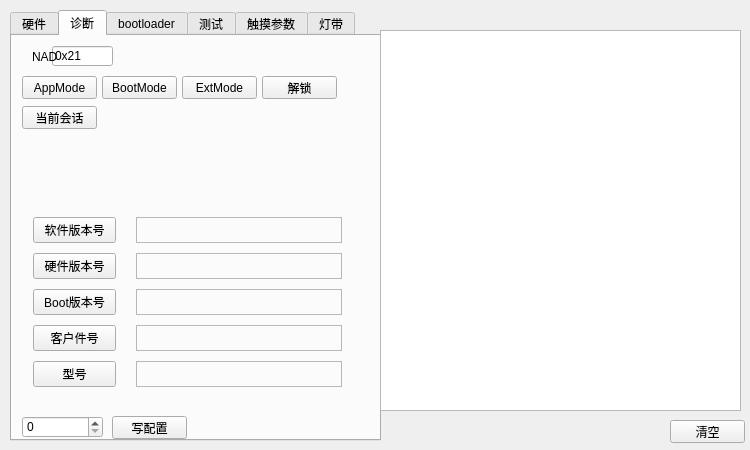
First picture: the form in PLinBootloader.ui, repository sunbeam0529/PLinBootloader, before the edit.
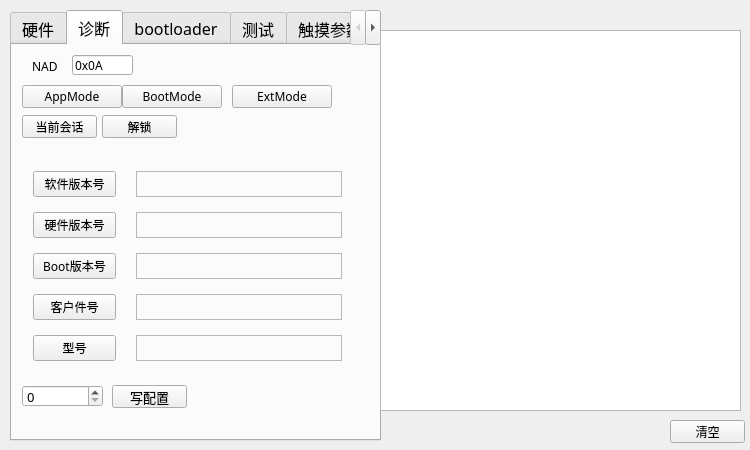
Second picture: the form after the edit. The open tabs and pages were chosen to show the change. Icons and pictures are not drawn. Custom widgets are drawn as their Qt base class.

Diff of the .ui file:
```diff
--- a/PLinBootloader.ui
+++ b/PLinBootloader.ui
@@ -48,6 +48,12 @@
       <height>431</height>
      </rect>
     </property>
+    <property name="font">
+     <font>
+      <family>微软雅黑</family>
+      <pointsize>12</pointsize>
+     </font>
+    </property>
     <property name="currentIndex">
      <number>0</number>
     </property>
@@ -188,12 +194,17 @@
      <widget class="QPushButton" name="btn_BootMode">
       <property name="geometry">
        <rect>
-        <x>90</x>
+        <x>110</x>
         <y>40</y>
-        <width>75</width>
+        <width>100</width>
         <height>23</height>
        </rect>
       </property>
+      <property name="font">
+       <font>
+        <pointsize>9</pointsize>
+       </font>
+      </property>
       <property name="text">
        <string>BootMode</string>
       </property>
@@ -203,10 +214,15 @@
        <rect>
         <x>10</x>
         <y>40</y>
-        <width>75</width>
+        <width>100</width>
         <height>23</height>
        </rect>
       </property>
+      <property name="font">
+       <font>
+        <pointsize>9</pointsize>
+       </font>
+      </property>
       <property name="text">
        <string>AppMode</string>
       </property>
@@ -214,12 +230,17 @@
      <widget class="QPushButton" name="bnt_Unlock">
       <property name="geometry">
        <rect>
-        <x>250</x>
-        <y>40</y>
+        <x>90</x>
+        <y>70</y>
         <width>75</width>
         <height>23</height>
        </rect>
       </property>
+      <property name="font">
+       <font>
+        <pointsize>9</pointsize>
+       </font>
+      </property>
       <property name="text">
        <string>解锁</string>
       </property>
@@ -228,9 +249,9 @@
       <property name="geometry">
        <rect>
         <x>10</x>
-        <y>170</y>
+        <y>110</y>
         <width>331</width>
-        <height>197</height>
+        <height>222</height>
        </rect>
       </property>
       <layout class="QGridLayout" name="gridLayout_3" columnstretch="2,5">
@@ -242,6 +263,11 @@
        </property>
        <item row="0" column="0">
         <widget class="QPushButton" name="btnDID_ReadSW">
+         <property name="font">
+          <font>
+           <pointsize>9</pointsize>
+          </font>
+         </property>
          <property name="text">
           <string>软件版本号</string>
          </property>
@@ -249,6 +275,11 @@
        </item>
        <item row="2" column="0">
         <widget class="QPushButton" name="btnDID_ReadBoot">
+         <property name="font">
+          <font>
+           <pointsize>9</pointsize>
+          </font>
+         </property>
          <property name="text">
           <string>Boot版本号</string>
          </property>
@@ -256,6 +287,11 @@
        </item>
        <item row="1" column="0">
         <widget class="QPushButton" name="btnDID_ReadHW">
+         <property name="font">
+          <font>
+           <pointsize>9</pointsize>
+          </font>
+         </property>
          <property name="text">
           <string>硬件版本号</string>
          </property>
@@ -272,7 +308,7 @@
          <property name="font">
           <font>
            <family>微软雅黑</family>
-           <pointsize>12</pointsize>
+           <pointsize>9</pointsize>
            <weight>50</weight>
            <bold>false</bold>
           </font>
@@ -296,7 +332,7 @@
          <property name="font">
           <font>
            <family>微软雅黑</family>
-           <pointsize>12</pointsize>
+           <pointsize>9</pointsize>
            <weight>50</weight>
            <bold>false</bold>
           </font>
@@ -320,7 +356,7 @@
          <property name="font">
           <font>
            <family>微软雅黑</family>
-           <pointsize>12</pointsize>
+           <pointsize>9</pointsize>
            <weight>50</weight>
            <bold>false</bold>
           </font>
@@ -350,7 +386,7 @@
          <property name="font">
           <font>
            <family>微软雅黑</family>
-           <pointsize>12</pointsize>
+           <pointsize>9</pointsize>
            <weight>50</weight>
            <bold>false</bold>
           </font>
@@ -365,6 +401,11 @@
        </item>
        <item row="4" column="0">
         <widget class="QPushButton" name="btnDID_ReadModel">
+         <property name="font">
+          <font>
+           <pointsize>9</pointsize>
+          </font>
+         </property>
          <property name="text">
           <string>型号</string>
          </property>
@@ -372,6 +413,11 @@
        </item>
        <item row="3" column="0">
         <widget class="QPushButton" name="btnDID_ReadPartnum">
+         <property name="font">
+          <font>
+           <pointsize>9</pointsize>
+          </font>
+         </property>
          <property name="text">
           <string>客户件号</string>
          </property>
@@ -388,7 +434,7 @@
          <property name="font">
           <font>
            <family>微软雅黑</family>
-           <pointsize>12</pointsize>
+           <pointsize>9</pointsize>
            <weight>50</weight>
            <bold>false</bold>
           </font>
@@ -407,11 +453,16 @@
       <property name="geometry">
        <rect>
         <x>10</x>
-        <y>380</y>
+        <y>340</y>
         <width>81</width>
         <height>22</height>
        </rect>
       </property>
+      <property name="font">
+       <font>
+        <pointsize>10</pointsize>
+       </font>
+      </property>
       <property name="maximum">
        <number>3</number>
       </property>
@@ -420,11 +471,16 @@
       <property name="geometry">
        <rect>
         <x>100</x>
-        <y>380</y>
+        <y>340</y>
         <width>75</width>
         <height>23</height>
        </rect>
       </property>
+      <property name="font">
+       <font>
+        <pointsize>10</pointsize>
+       </font>
+      </property>
       <property name="text">
        <string>写配置</string>
       </property>
@@ -432,17 +488,22 @@
      <widget class="QLineEdit" name="lineEdit">
       <property name="geometry">
        <rect>
-        <x>40</x>
+        <x>60</x>
         <y>10</y>
         <width>61</width>
         <height>20</height>
        </rect>
       </property>
+      <property name="font">
+       <font>
+        <pointsize>9</pointsize>
+       </font>
+      </property>
       <property name="inputMask">
        <string>\0\xHH</string>
       </property>
       <property name="text">
-       <string>0x21</string>
+       <string>0x0A</string>
       </property>
      </widget>
      <widget class="QLabel" name="label_18">
@@ -454,6 +515,11 @@
         <height>16</height>
        </rect>
       </property>
+      <property name="font">
+       <font>
+        <pointsize>9</pointsize>
+       </font>
+      </property>
       <property name="text">
        <string>NAD</string>
       </property>
@@ -461,12 +527,17 @@
      <widget class="QPushButton" name="btn_ExtMode">
       <property name="geometry">
        <rect>
-        <x>170</x>
+        <x>220</x>
         <y>40</y>
-        <width>75</width>
+        <width>100</width>
         <height>23</height>
        </rect>
       </property>
+      <property name="font">
+       <font>
+        <pointsize>9</pointsize>
+       </font>
+      </property>
       <property name="text">
        <string>ExtMode</string>
       </property>
@@ -480,6 +551,11 @@
         <height>23</height>
        </rect>
       </property>
+      <property name="font">
+       <font>
+        <pointsize>9</pointsize>
+       </font>
+      </property>
       <property name="text">
        <string>当前会话</string>
       </property>
```
Left out of the diff: 61 changed lines with no effect on the pictures.
